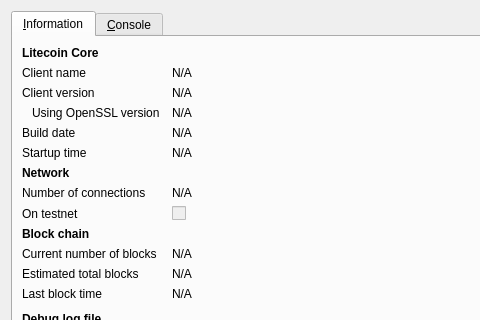
First picture: the form in src/qt/forms/rpcconsole.ui, repository kilocoin/kilocoin, before the edit; both pictures show x 0 to 480 and y 0 to 320 of the 740 by 450 pixel window.
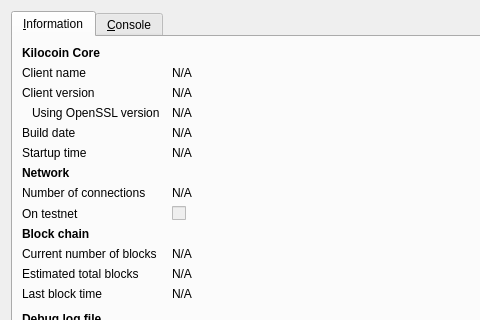
Second picture: the form after the edit. Icons and pictures are not drawn.

Commit message: Kilocoin messages and text

Patch:
```diff
--- a/src/qt/forms/rpcconsole.ui
+++ b/src/qt/forms/rpcconsole.ui
@@ -36,7 +36,7 @@
           </font>
          </property>
          <property name="text">
-          <string>Litecoin Core</string>
+          <string>Kilocoin Core</string>
          </property>
         </widget>
        </item>
```
Left out of the diff: 6 changed lines with no effect on the pictures. The commit also changes 100 other files.
